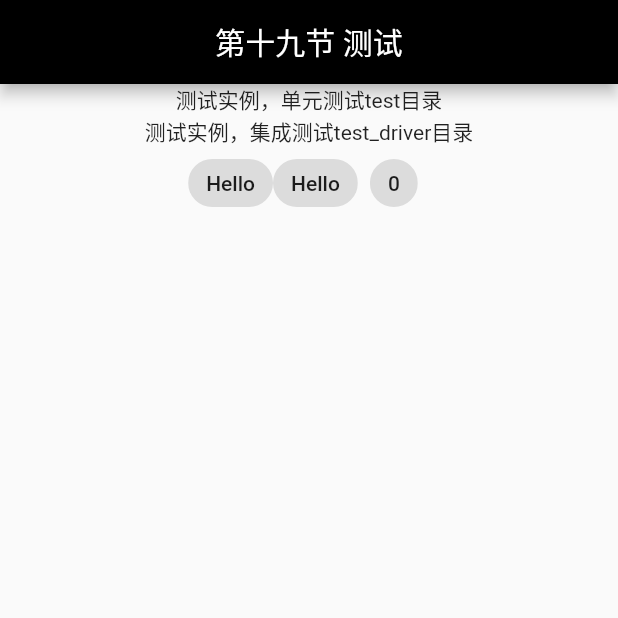
After one commit to mrerhuo/learn_flutter_app, a Flutter app: the screen it shows after launch, scrolled down 352 dp, after a tap on "第十九课 测试", on a phone screen of 412 x 824 dp, the top half of it. The commit adds this screen. Run offline on Flutter 3.47's test engine with Material 2 defaults, Android fonts, the phone set to English and light mode, and no system bars; our stand-ins replace rxdart.

Commit message:
提交测试课程和总结课程

```diff
--- /dev/null
+++ b/lib/chapter19/Chapter19.dart
@@ -0,0 +1,18 @@
+import 'package:flutter/material.dart';
+import 'Chapter19Home.dart';
+
+class Chapter19 extends StatelessWidget {
+  @override
+  Widget build(BuildContext context) {
+    return MaterialApp(
+        debugShowCheckedModeBanner: false, //显示开发模式标签
+        initialRoute: '/',
+        routes: {'/': (context) => Chapter19Home()},
+        theme: ThemeData(
+            primaryColor: Colors.black,
+            primarySwatch: Colors.blue,
+            highlightColor: Color.fromRGBO(255, 255, 255, 0.5), //选中动画颜色
+            splashColor: Colors.blue //水波纹
+            ));
+  }
+}
--- /dev/null
+++ b/lib/chapter19/Chapter19Home.dart
@@ -0,0 +1,69 @@
+import 'package:flutter/material.dart';
+
+class Chapter19Home extends StatefulWidget {
+  Chapter19Home({Key key}) : super(key: key);
+  @override
+  _Chapter19HomeState createState() => _Chapter19HomeState();
+}
+
+class _Chapter19HomeState extends State<Chapter19Home> {
+  @override
+  Widget build(BuildContext context) {
+    return Scaffold(
+        resizeToAvoidBottomInset: false, //键盘
+        appBar: AppBar(
+          title: Text('第十九节 测试'),
+          centerTitle: true,
+        ),
+        body: TestDemoWidget());
+  }
+}
+
+class TestDemoWidget extends StatefulWidget {
+  TestDemoWidget({Key key}) : super(key: key);
+
+  @override
+  _TestDemoWidgetState createState() => _TestDemoWidgetState();
+}
+
+class _TestDemoWidgetState extends State<TestDemoWidget> {
+  int count = 0;
+  @override
+  Widget build(BuildContext context) {
+    return Container(
+      child: Column(
+        mainAxisAlignment: MainAxisAlignment.start,
+        children: <Widget>[
+          Text('测试实例，单元测试test目录'),
+          Text('测试实例，集成测试test_driver目录'),
+          Row(
+            mainAxisAlignment: MainAxisAlignment.center,
+            children: <Widget>[
+              Chip(
+                label: Text('Hello'),
+              ),
+              Chip(
+                label: Text('Hello'),
+              ),
+              ActionChip(
+                key: Key('actionChip'),
+                label: Text('$count', key: Key('actionChipLabelText')),
+                onPressed: () {
+                  setState(() {
+                    count++;
+                  });
+                },
+              )
+            ],
+          ),
+        ],
+      ),
+    );
+  }
+}
+
+class TestFun {
+  static greet(String name) {
+    return 'hello $name';
+  }
+}
--- /dev/null
+++ b/lib/chapter20/Chapter20Home.dart
@@ -0,0 +1,45 @@
+import 'package:flutter/material.dart';
+
+class Chapter20Home extends StatefulWidget {
+  Chapter20Home({Key key}) : super(key: key);
+  @override
+  _Chapter20HomeState createState() => _Chapter20HomeState();
+}
+
+class _Chapter20HomeState extends State<Chapter20Home> {
+  @override
+  Widget build(BuildContext context) {
+    return Scaffold(
+        resizeToAvoidBottomInset: false, //键盘
+        appBar: AppBar(
+          title: Text('第二十节 总结'),
+          centerTitle: true,
+        ),
+        body: TestDemoWidget());
+  }
+}
+
+class TestDemoWidget extends StatefulWidget {
+  TestDemoWidget({Key key}) : super(key: key);
+
+  @override
+  _TestDemoWidgetState createState() => _TestDemoWidgetState();
+}
+
+class _TestDemoWidgetState extends State<TestDemoWidget> {
+  int count = 0;
+  @override
+  Widget build(BuildContext context) {
+    return Container(
+      child: Column(
+        mainAxisAlignment: MainAxisAlignment.start,
+        children: <Widget>[
+          RichText(text: TextSpan(
+          children: [
+            TextSpan(text: '一课到三课有导航实例，功能有区别，重点是15课的开发模式，估计后续很多时候都会使用该模式进行开发，十八、十九课得结合Readme.md文件进行查看', style: TextStyle(color: Colors.black,fontWeight: FontWeight.bold))
+          ]
+        ))],
+      ),
+    );
+  }
+}
--- a/pubspec.yaml
+++ b/pubspec.yaml
@@ -31,8 +31,11 @@ dependencies:
   cupertino_icons: ^0.1.2
 
 dev_dependencies:
-  flutter_test:
+  flutter_driver:
     sdk: flutter
+  # flutter_test:
+  #   sdk: flutter
+  test: any
   intl_translation: ^0.17.9
 
 
--- /dev/null
+++ b/test_driver/app_test.dart
@@ -0,0 +1,31 @@
+import 'package:flutter_driver/flutter_driver.dart';
+import 'package:test/test.dart';
+
+void main() {
+  group('App', () {
+    FlutterDriver driver;
+
+    final actionChip = find.byValueKey('actionChip');
+    final actionChipLabelText = find.byValueKey('actionChipLabelText');
+
+    setUpAll(() async {
+      driver = await FlutterDriver.connect();
+    });
+    //测试完成关闭driver
+    tearDownAll(() async {
+      if (driver != null) {
+        driver.close();
+      }
+    });
+
+    test('starts at 0', () async {
+      expect(await driver.getText(actionChipLabelText), '0');
+    });
+
+    test('increments the counter', () async {
+      await driver.tap(actionChip);
+
+      expect(await driver.getText(actionChipLabelText), '1');
+    });
+  });
+}
```
Also changed, not shown: lib/chapter20/Chapter20.dart (added, +18 -0 lines), lib/index.dart (+6 -11 lines), test_driver/app.dart (added, +8 -0 lines), pubspec.lock, 2 other files.
